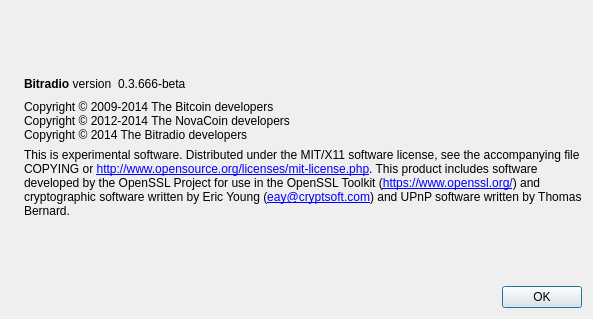
First picture: the form in src/qt/forms/aboutdialog.ui, repository cplayio/cplay, before the edit.
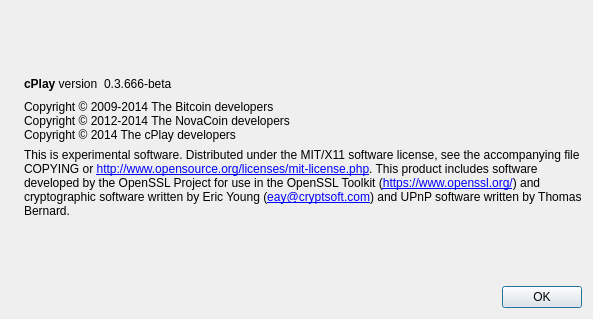
Second picture: the form after the edit. Icons and pictures are not drawn.

```diff
--- a/src/qt/forms/aboutdialog.ui
+++ b/src/qt/forms/aboutdialog.ui
@@ -50,7 +50,7 @@
           <cursorShape>IBeamCursor</cursorShape>
          </property>
          <property name="text">
-          <string>&lt;b&gt;Bitradio&lt;/b&gt; version</string>
+          <string>&lt;b&gt;cPlay&lt;/b&gt; version</string>
          </property>
          <property name="textInteractionFlags">
           <set>Qt::LinksAccessibleByMouse|Qt::TextSelectableByKeyboard|Qt::TextSelectableByMouse</set>
@@ -93,7 +93,7 @@
        <property name="text">
         <string>Copyright © 2009-2014 The Bitcoin developers
 Copyright © 2012-2014 The NovaCoin developers
-Copyright © 2014 The Bitradio developers</string>
+Copyright © 2014 The cPlay developers</string>
        </property>
        <property name="textInteractionFlags">
         <set>Qt::LinksAccessibleByMouse|Qt::TextSelectableByKeyboard|Qt::TextSelectableByMouse</set>
```
Left out of the diff: 2 changed lines with no effect on the pictures.
